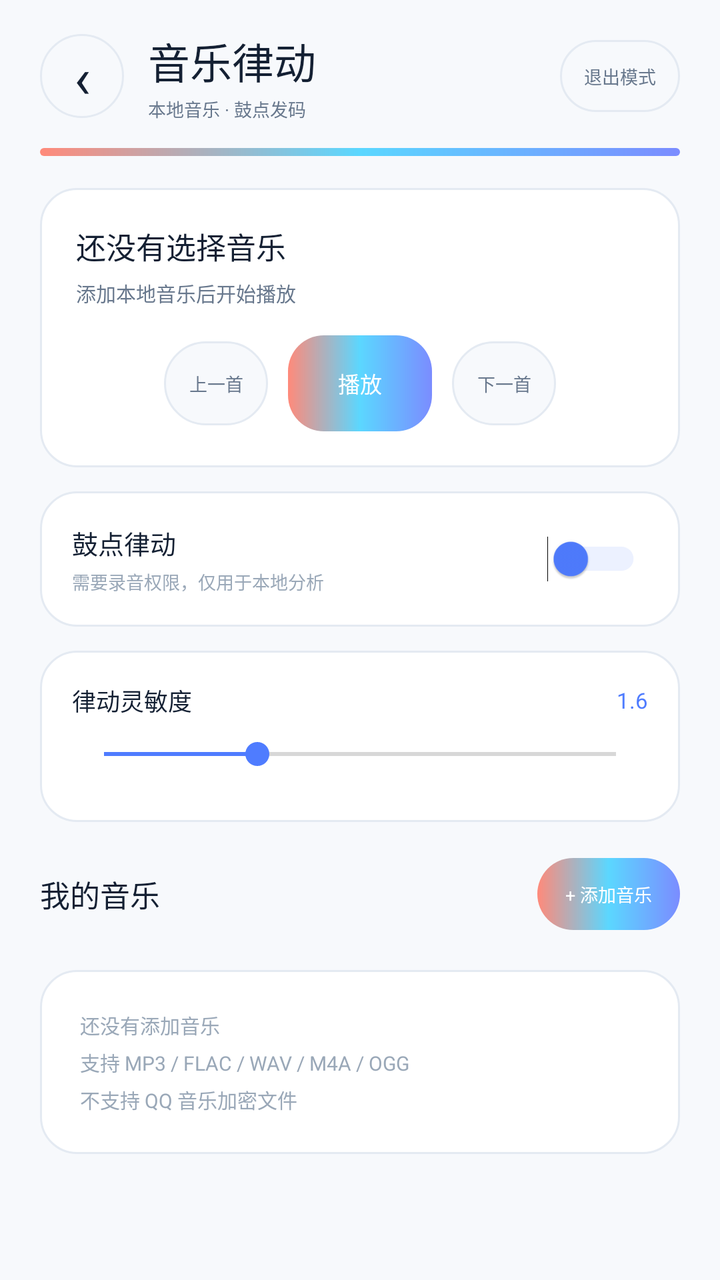
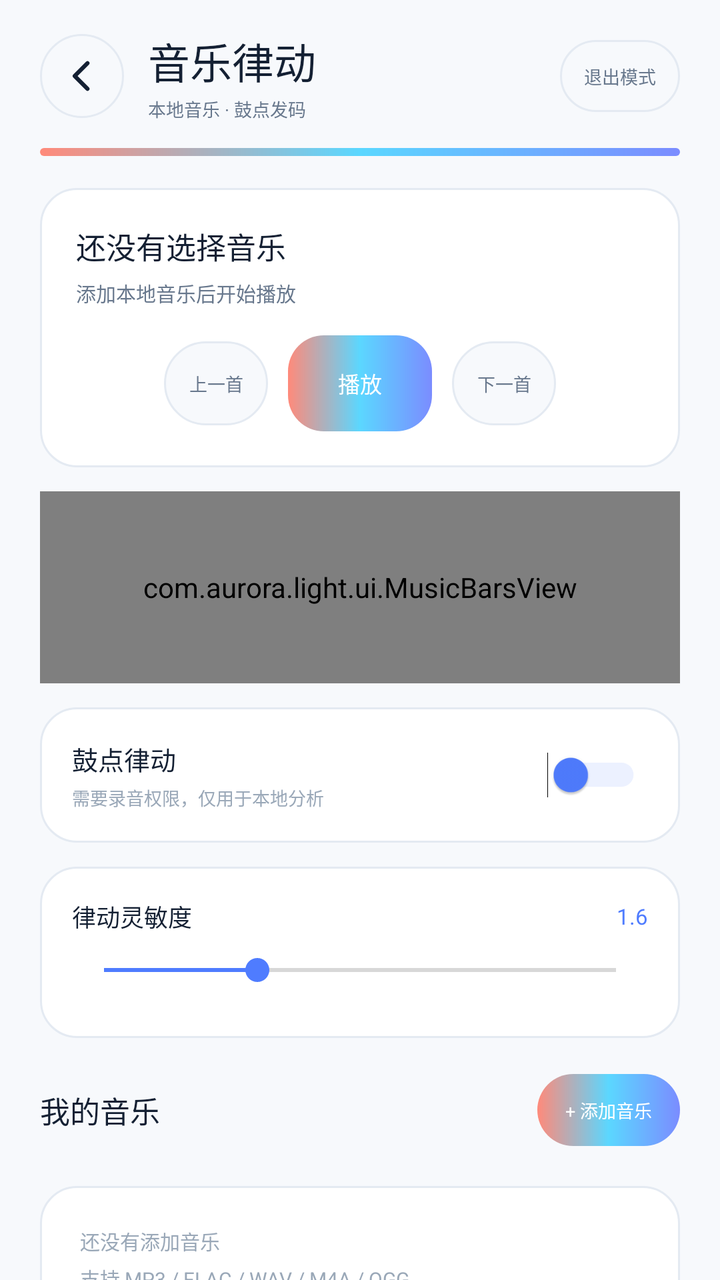

Compare the two renders of this Android layout. The source of the first and the diff that turns it into the second are given below.
<!-- AndroidManifest.xml: application theme Theme.LS -->
<!-- res/layout/page_music_ls.xml -->
<?xml version="1.0" encoding="utf-8"?>
<FrameLayout xmlns:android="http://schemas.android.com/apk/res/android"
    android:layout_width="match_parent"
    android:layout_height="match_parent"
    android:background="@color/ls_bg">

    <ScrollView
        android:layout_width="match_parent"
        android:layout_height="match_parent"
        android:clipToPadding="false"
        android:fillViewport="true"
        android:overScrollMode="never"
        android:scrollbars="none">

        <LinearLayout
            android:layout_width="match_parent"
            android:layout_height="wrap_content"
            android:orientation="vertical"
            android:paddingStart="20dp"
            android:paddingTop="14dp"
            android:paddingEnd="20dp"
            android:paddingBottom="28dp">

            <LinearLayout
                android:layout_width="match_parent"
                android:layout_height="48dp"
                android:gravity="center_vertical"
                android:orientation="horizontal">

                <TextView
                    android:id="@+id/backMusic"
                    android:layout_width="42dp"
                    android:layout_height="42dp"
                    android:background="@drawable/bg_ls_pill"
                    android:clickable="true"
                    android:focusable="true"
                    android:gravity="center"
                    android:text="‹"
                    android:textColor="@color/ls_text"
                    android:textSize="28sp" />

                <LinearLayout
                    android:layout_width="0dp"
                    android:layout_height="wrap_content"
                    android:layout_marginStart="12dp"
                    android:layout_weight="1"
                    android:orientation="vertical">

                    <TextView
                        android:layout_width="wrap_content"
                        android:layout_height="wrap_content"
                        android:fontFamily="sans-serif-medium"
                        android:text="音乐律动"
                        android:textColor="@color/ls_text"
                        android:textSize="21sp" />

                    <TextView
                        android:layout_width="wrap_content"
                        android:layout_height="wrap_content"
                        android:layout_marginTop="2dp"
                        android:text="本地音乐 · 鼓点发码"
                        android:textColor="@color/ls_secondary"
                        android:textSize="9sp" />
                </LinearLayout>

                <TextView
                    android:id="@+id/exitMusicMode"
                    android:layout_width="wrap_content"
                    android:layout_height="36dp"
                    android:background="@drawable/bg_ls_pill"
                    android:clickable="true"
                    android:focusable="true"
                    android:gravity="center"
                    android:paddingStart="12dp"
                    android:paddingEnd="12dp"
                    android:text="退出模式"
                    android:textColor="@color/ls_secondary"
                    android:textSize="9sp" />
            </LinearLayout>

            <View
                android:layout_width="match_parent"
                android:layout_height="4dp"
                android:layout_marginTop="12dp"
                android:background="@drawable/bg_ls_rgb" />

            <LinearLayout
                android:layout_width="match_parent"
                android:layout_height="wrap_content"
                android:layout_marginTop="16dp"
                android:background="@drawable/bg_ls_card"
                android:orientation="vertical"
                android:padding="18dp">

                <TextView
                    android:id="@+id/currentMusic"
                    android:layout_width="match_parent"
                    android:layout_height="wrap_content"
                    android:fontFamily="sans-serif-medium"
                    android:singleLine="true"
                    android:ellipsize="end"
                    android:text="还没有选择音乐"
                    android:textColor="@color/ls_text"
                    android:textSize="15sp" />

                <TextView
                    android:id="@+id/musicState"
                    android:layout_width="match_parent"
                    android:layout_height="wrap_content"
                    android:layout_marginTop="5dp"
                    android:text="添加本地音乐后开始播放"
                    android:textColor="@color/ls_secondary"
                    android:textSize="10sp" />

                <LinearLayout
                    android:layout_width="match_parent"
                    android:layout_height="wrap_content"
                    android:layout_marginTop="14dp"
                    android:gravity="center"
                    android:orientation="horizontal">

                    <TextView
                        android:id="@+id/musicPrev"
                        android:layout_width="52dp"
                        android:layout_height="42dp"
                        android:background="@drawable/bg_ls_pill"
                        android:clickable="true"
                        android:focusable="true"
                        android:gravity="center"
                        android:text="上一首"
                        android:textColor="@color/ls_secondary"
                        android:textSize="9sp" />

                    <TextView
                        android:id="@+id/musicPlay"
                        android:layout_width="72dp"
                        android:layout_height="48dp"
                        android:layout_marginStart="10dp"
                        android:layout_marginEnd="10dp"
                        android:background="@drawable/bg_ls_rgb"
                        android:clickable="true"
                        android:focusable="true"
                        android:gravity="center"
                        android:text="播放"
                        android:textColor="#FFFFFF"
                        android:textSize="11sp" />

                    <TextView
                        android:id="@+id/musicNext"
                        android:layout_width="52dp"
                        android:layout_height="42dp"
                        android:background="@drawable/bg_ls_pill"
                        android:clickable="true"
                        android:focusable="true"
                        android:gravity="center"
                        android:text="下一首"
                        android:textColor="@color/ls_secondary"
                        android:textSize="9sp" />
                </LinearLayout>
            </LinearLayout>

            <LinearLayout
                android:layout_width="match_parent"
                android:layout_height="wrap_content"
                android:layout_marginTop="12dp"
                android:background="@drawable/bg_ls_card"
                android:gravity="center_vertical"
                android:orientation="horizontal"
                android:padding="16dp">

                <LinearLayout
                    android:layout_width="0dp"
                    android:layout_height="wrap_content"
                    android:layout_weight="1"
                    android:orientation="vertical">

                    <TextView
                        android:layout_width="wrap_content"
                        android:layout_height="wrap_content"
                        android:fontFamily="sans-serif-medium"
                        android:text="鼓点律动"
                        android:textColor="@color/ls_text"
                        android:textSize="13sp" />

                    <TextView
                        android:id="@+id/reactiveHint"
                        android:layout_width="wrap_content"
                        android:layout_height="wrap_content"
                        android:layout_marginTop="3dp"
                        android:text="需要录音权限，仅用于本地分析"
                        android:textColor="@color/ls_tertiary"
                        android:textSize="9sp" />
                </LinearLayout>

                <Switch
                    android:id="@+id/reactiveSwitch"
                    android:layout_width="wrap_content"
                    android:layout_height="wrap_content"
                    android:scaleX="0.86"
                    android:scaleY="0.86"
                    android:switchMinWidth="42dp"
                    android:thumbTint="@color/ls_accent"
                    android:trackTint="#B7C7FF" />
            </LinearLayout>

            <LinearLayout
                android:layout_width="match_parent"
                android:layout_height="wrap_content"
                android:layout_marginTop="12dp"
                android:background="@drawable/bg_ls_card"
                android:orientation="vertical"
                android:padding="16dp">

                <LinearLayout
                    android:layout_width="match_parent"
                    android:layout_height="wrap_content"
                    android:gravity="center_vertical"
                    android:orientation="horizontal">

                    <TextView
                        android:layout_width="0dp"
                        android:layout_height="wrap_content"
                        android:layout_weight="1"
                        android:text="律动灵敏度"
                        android:textColor="@color/ls_text"
                        android:textSize="12sp" />

                    <TextView
                        android:id="@+id/sensitivityValue"
                        android:layout_width="wrap_content"
                        android:layout_height="wrap_content"
                        android:text="1.6"
                        android:textColor="@color/ls_accent"
                        android:textSize="11sp" />
                </LinearLayout>

                <SeekBar
                    android:id="@+id/sensitivitySeek"
                    android:layout_width="match_parent"
                    android:layout_height="36dp"
                    android:max="30"
                    android:min="10"
                    android:progress="16"
                    android:progressTint="@color/ls_accent"
                    android:thumbTint="@color/ls_accent" />
            </LinearLayout>

            <LinearLayout
                android:layout_width="match_parent"
                android:layout_height="wrap_content"
                android:layout_marginTop="18dp"
                android:gravity="center_vertical"
                android:orientation="horizontal">

                <TextView
                    android:layout_width="0dp"
                    android:layout_height="wrap_content"
                    android:layout_weight="1"
                    android:fontFamily="sans-serif-medium"
                    android:text="我的音乐"
                    android:textColor="@color/ls_text"
                    android:textSize="15sp" />

                <TextView
                    android:id="@+id/addMusic"
                    android:layout_width="wrap_content"
                    android:layout_height="36dp"
                    android:background="@drawable/bg_ls_rgb"
                    android:clickable="true"
                    android:focusable="true"
                    android:gravity="center"
                    android:paddingStart="14dp"
                    android:paddingEnd="14dp"
                    android:text="+ 添加音乐"
                    android:textColor="#FFFFFF"
                    android:textSize="9sp" />
            </LinearLayout>

            <LinearLayout
                android:id="@+id/musicList"
                android:layout_width="match_parent"
                android:layout_height="wrap_content"
                android:layout_marginTop="10dp"
                android:orientation="vertical" />

            <TextView
                android:id="@+id/musicEmpty"
                android:layout_width="match_parent"
                android:layout_height="wrap_content"
                android:layout_marginTop="10dp"
                android:background="@drawable/bg_ls_card"
                android:lineSpacingExtra="4dp"
                android:padding="20dp"
                android:text="还没有添加音乐\n支持 MP3 / FLAC / WAV / M4A / OGG\n不支持 QQ 音乐加密文件"
                android:textColor="@color/ls_tertiary"
                android:textSize="10sp" />
        </LinearLayout>
    </ScrollView>
</FrameLayout>
<!-- resources referenced by this layout -->
<resources>
  <color name="ls_accent">#4F7CFF</color>
  <color name="ls_bg">#F7F9FC</color>
  <color name="ls_secondary">#68788D</color>
  <color name="ls_tertiary">#9AA8B8</color>
  <color name="ls_text">#142033</color>
  <!-- drawable bg_ls_card (drawable) -->
  <?xml version="1.0" encoding="utf-8"?>
  <shape xmlns:android="http://schemas.android.com/apk/res/android"
      android:shape="rectangle">
      <solid android:color="@color/ls_card" />
      <corners android:radius="18dp" />
      <stroke
          android:width="1dp"
          android:color="@color/ls_stroke" />
  </shape>
  <!-- drawable bg_ls_pill (drawable) -->
  <?xml version="1.0" encoding="utf-8"?>
  <shape xmlns:android="http://schemas.android.com/apk/res/android"
      android:shape="rectangle">
      <solid android:color="#F7F9FC" />
      <corners android:radius="24dp" />
      <stroke
          android:width="1dp"
          android:color="@color/ls_stroke" />
  </shape>
  <!-- drawable bg_ls_rgb (drawable) -->
  <?xml version="1.0" encoding="utf-8"?>
  <shape xmlns:android="http://schemas.android.com/apk/res/android"
      android:shape="rectangle">
      <gradient
          android:angle="0"
          android:endColor="#7B8CFF"
          android:centerColor="#5BD7FF"
          android:startColor="#FF8A7A" />
      <corners android:radius="18dp" />
  </shape>
  <style name="Theme.LS" parent="@android:style/Theme.Material.Light.NoActionBar">
          <item name="android:fontFamily">sans-serif</item>
          <item name="android:windowBackground">@color/ls_bg</item>
          <item name="android:colorAccent">@color/ls_accent</item>
          <item name="android:statusBarColor">@color/ls_bg</item>
          <item name="android:navigationBarColor">@color/ls_bg</item>
          <item name="android:windowLightStatusBar">true</item>
          <item name="android:windowLightNavigationBar">true</item>
          <item name="android:windowNoTitle">true</item>
          <item name="android:windowActionModeOverlay">true</item>
          <item name="android:windowDrawsSystemBarBackgrounds">true</item>
          <item name="android:windowSoftInputMode">adjustResize</item>
      </style>
  <color name="ls_card">#FFFFFF</color>
  <color name="ls_stroke">#E4EAF2</color>
</resources>

<!-- the commit's change to res/layout/page_music_ls.xml (unified diff, before → after) -->
@@ -27,17 +27,16 @@
                 android:gravity="center_vertical"
                 android:orientation="horizontal">
 
-                <TextView
+                <ImageView
                     android:id="@+id/backMusic"
                     android:layout_width="42dp"
                     android:layout_height="42dp"
                     android:background="@drawable/bg_ls_pill"
                     android:clickable="true"
+                    android:contentDescription="返回"
                     android:focusable="true"
-                    android:gravity="center"
-                    android:text="‹"
-                    android:textColor="@color/ls_text"
-                    android:textSize="28sp" />
+                    android:padding="10dp"
+                    android:src="@drawable/ic_ls_back" />
 
                 <LinearLayout
                     android:layout_width="0dp"
@@ -159,6 +158,14 @@
                 </LinearLayout>
             </LinearLayout>
 
+            <com.aurora.light.ui.MusicBarsView
+                android:id="@+id/musicBars"
+                android:layout_width="match_parent"
+                android:layout_height="96dp"
+                android:layout_marginTop="12dp"
+                android:background="@drawable/bg_ls_card"
+                android:padding="10dp" />
+
             <LinearLayout
                 android:layout_width="match_parent"
                 android:layout_height="wrap_content"
<!-- resource entries referenced after the edit -->
@@ -36,6 +36,21 @@
           android:startColor="#FF8A7A" />
       <corners android:radius="18dp" />
   </shape>
+  <!-- drawable ic_ls_back (drawable) -->
+  <?xml version="1.0" encoding="utf-8"?>
+  <vector xmlns:android="http://schemas.android.com/apk/res/android"
+      android:width="24dp"
+      android:height="24dp"
+      android:viewportWidth="24"
+      android:viewportHeight="24">
+      <path
+          android:fillColor="@android:color/transparent"
+          android:pathData="M15,5 L8,12 L15,19"
+          android:strokeColor="#142033"
+          android:strokeLineCap="round"
+          android:strokeLineJoin="round"
+          android:strokeWidth="2.2" />
+  </vector>
   <style name="Theme.LS" parent="@android:style/Theme.Material.Light.NoActionBar">
           <item name="android:fontFamily">sans-serif</item>
           <item name="android:windowBackground">@color/ls_bg</item>
